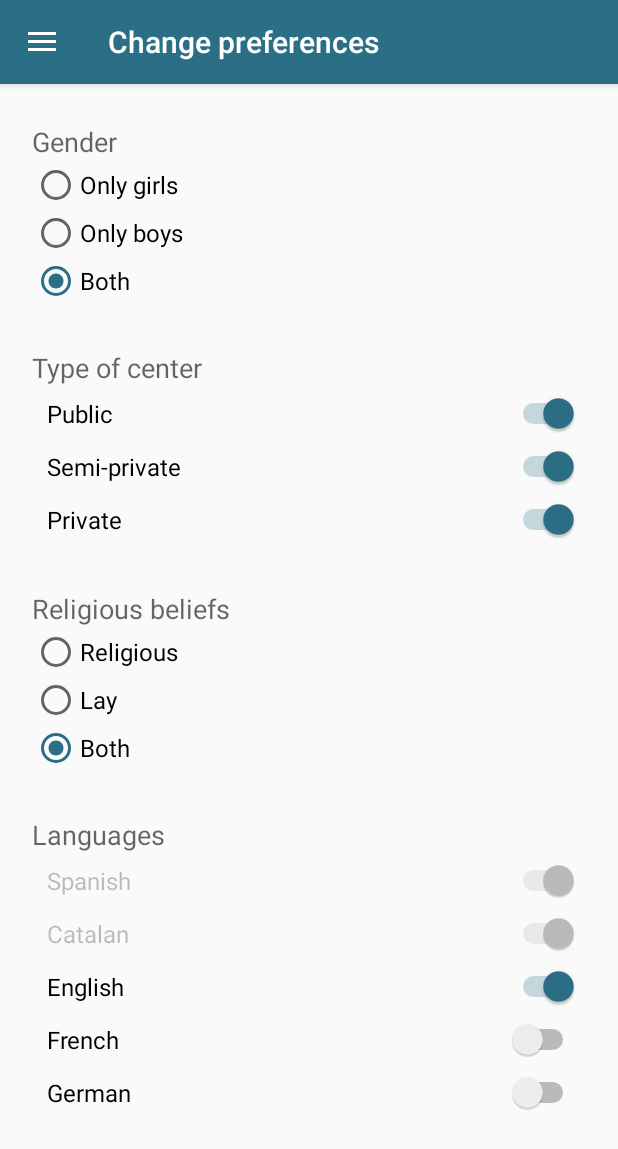
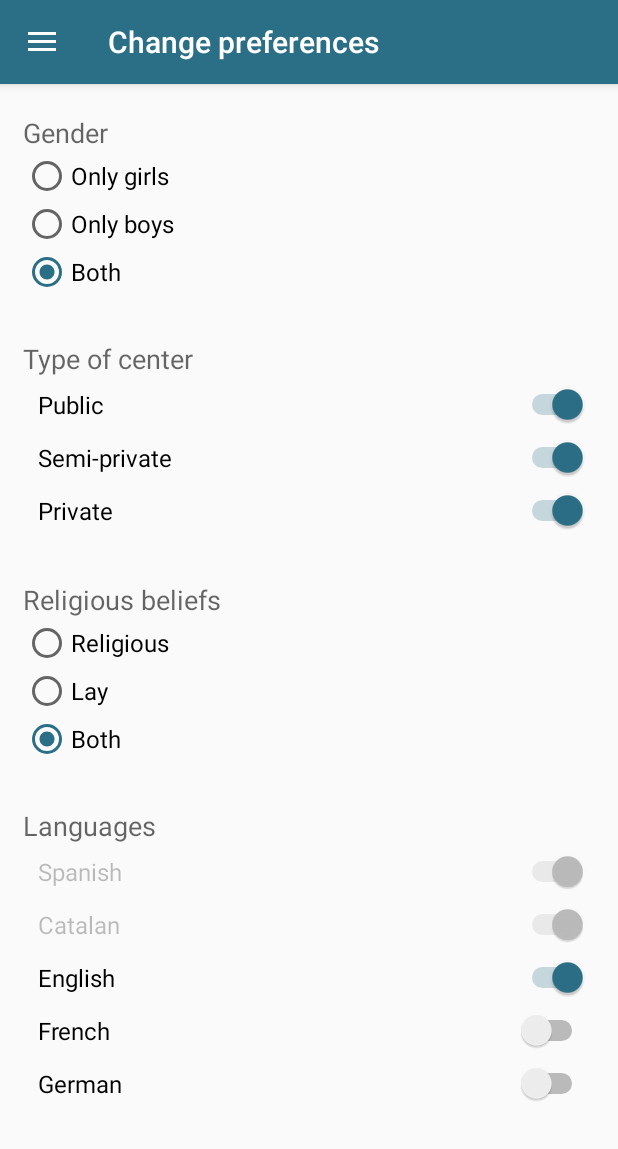
Before and after one commit to daviddn91/CentroEstudios, an Android app: the screen it shows after launch (MainActivity), in the side drawer, after a tap on "Change preferences", on a phone screen of 412 x 824 dp. Shown: the top 1149 px of the screen. Run offline under Robolectric (Android 15) with nearby library versions, the phone set to English and light mode, and no system bars; 4 statements that could not run were skipped.

Commit message:
Quitado el padding en el content main que no permitia ajustar a la ventana lo que ponia en los fragments y algun cambio en el aspecto visual de los fragments

```diff
--- a/app/src/main/java/com/example/david/centroestudios/fragments/FragmentCercanas.java
+++ b/app/src/main/java/com/example/david/centroestudios/fragments/FragmentCercanas.java
@@ -94,21 +94,21 @@ public class FragmentCercanas extends Fragment {
 
         googleMap = mMapView.getMap();
         // latitude and longitude
-        double latitude = 17.385044;
-        double longitude = 78.486671;
+        double latitude = 41.5635368;
+        double longitude = 2.181372099999976;
 
         // create marker
         MarkerOptions marker = new MarkerOptions().position(
-                new LatLng(latitude, longitude)).title("Hello Maps");
+                new LatLng(latitude, longitude)).title("You are here");
 
         // Changing marker icon
-        marker.icon(BitmapDescriptorFactory
-                .defaultMarker(BitmapDescriptorFactory.HUE_ROSE));
+        //marker.icon(BitmapDescriptorFactory.defaultMarker(BitmapDescriptorFactory.HUE_ROSE));
+        marker.icon(BitmapDescriptorFactory.defaultMarker());
 
         // adding marker
         googleMap.addMarker(marker);
         CameraPosition cameraPosition = new CameraPosition.Builder()
-                .target(new LatLng(17.385044, 78.486671)).zoom(12).build();
+                .target(new LatLng(41.5635368, 2.181372099999976)).zoom(16).build();
         googleMap.animateCamera(CameraUpdateFactory
                 .newCameraPosition(cameraPosition));
 
--- a/app/src/main/res/layout/content_main.xml
+++ b/app/src/main/res/layout/content_main.xml
@@ -1,11 +1,9 @@
 <?xml version="1.0" encoding="utf-8"?>
 <FrameLayout xmlns:android="http://schemas.android.com/apk/res/android"
     xmlns:tools="http://schemas.android.com/tools"
-    xmlns:app="http://schemas.android.com/apk/res-auto" android:layout_width="match_parent"
-    android:layout_height="match_parent" android:paddingLeft="@dimen/activity_horizontal_margin"
-    android:paddingRight="@dimen/activity_horizontal_margin"
-    android:paddingTop="@dimen/activity_vertical_margin"
-    android:paddingBottom="@dimen/activity_vertical_margin"
+    xmlns:app="http://schemas.android.com/apk/res-auto"
+    android:layout_width="match_parent"
+    android:layout_height="match_parent"
     app:layout_behavior="@string/appbar_scrolling_view_behavior" tools:showIn="@layout/app_bar_main"
     tools:context=".MainActivity"
     android:id="@+id/container">
--- a/app/src/main/res/layout/fragment_preferencias.xml
+++ b/app/src/main/res/layout/fragment_preferencias.xml
@@ -17,7 +17,11 @@
             android:layout_width="match_parent"
             android:layout_height="wrap_content"
             android:layout_gravity="center_horizontal|top"
-            android:gravity="top">
+            android:gravity="top"
+            android:paddingTop="10dp"
+            android:paddingLeft="10dp"
+            android:paddingRight="10dp"
+            android:paddingBottom="10dp">
 
             <TextView
                 android:layout_width="wrap_content"
@@ -232,6 +236,12 @@
                 android:paddingLeft="10dp"
                 android:paddingRight="10dp" />
 
+            <TextView
+                android:layout_width="wrap_content"
+                android:layout_height="wrap_content"
+                android:textAppearance="?android:attr/textAppearanceLarge"
+                android:id="@+id/textView12" />
+
         </LinearLayout>
     </ScrollView>
 
--- a/app/src/main/res/values/strings.xml
+++ b/app/src/main/res/values/strings.xml
@@ -37,4 +37,5 @@
     <string name="mensaje">Message</string>
     <string name="enviar">Send</string>
     <string name="section_name">School</string>
+    <string name="estas_aqui">You are here</string>
 </resources>
```
Also changed, not shown: app/src/main/res/layout/fragment_contacta.xml (+10 -1 lines), 3 other files.
